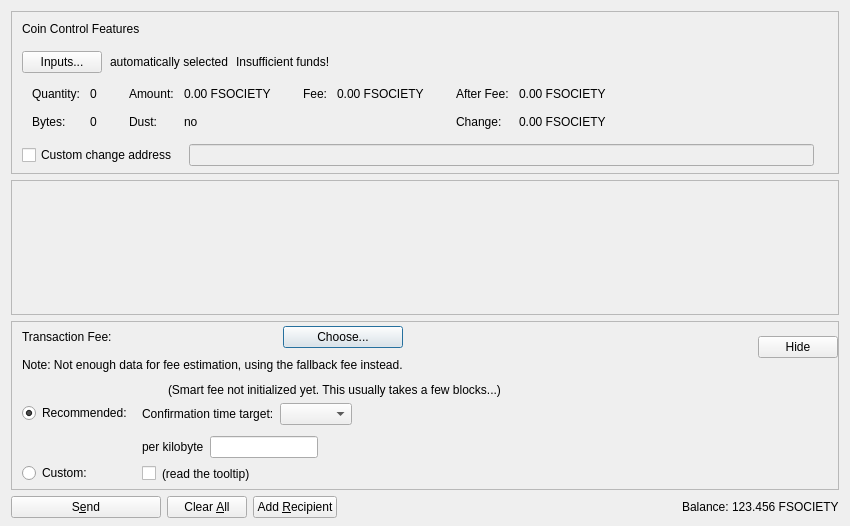
This is src/qt/forms/sendcoinsdialog.ui in nudicoinchain/nudicoin as Qt 5 draws it before an edit. The edited form follows.
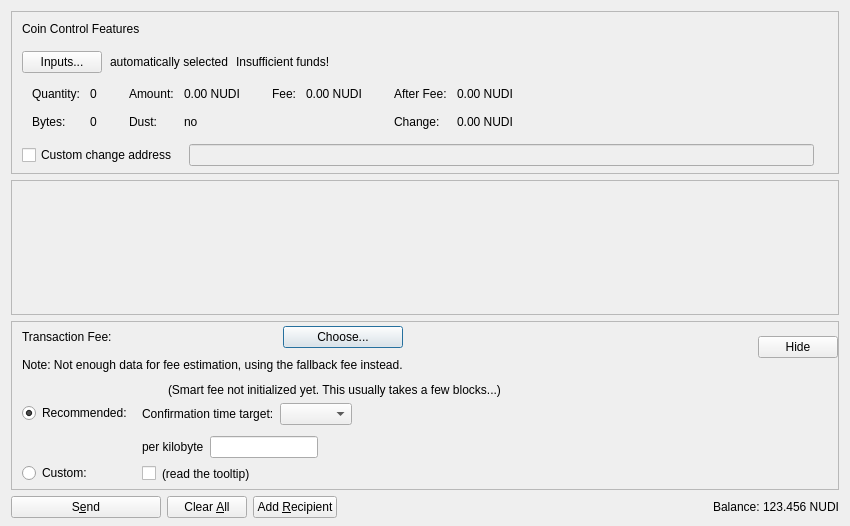
This is the edited form. Custom widgets are drawn as their Qt base class.

Diff of the .ui file:
```diff
--- a/src/qt/forms/sendcoinsdialog.ui
+++ b/src/qt/forms/sendcoinsdialog.ui
@@ -288,7 +288,7 @@
                   <enum>Qt::ActionsContextMenu</enum>
                  </property>
                  <property name="text">
-                  <string notr="true">0.00 FSOCIETY</string>
+                  <string notr="true">0.00 NUDI</string>
                  </property>
                  <property name="textInteractionFlags">
                   <set>Qt::LinksAccessibleByMouse|Qt::TextSelectableByKeyboard|Qt::TextSelectableByMouse</set>
@@ -356,7 +356,7 @@
                   <enum>Qt::ActionsContextMenu</enum>
                  </property>
                  <property name="text">
-                  <string notr="true">0.00 FSOCIETY</string>
+                  <string notr="true">0.00 NUDI</string>
                  </property>
                  <property name="textInteractionFlags">
                   <set>Qt::LinksAccessibleByMouse|Qt::TextSelectableByKeyboard|Qt::TextSelectableByMouse</set>
@@ -401,7 +401,7 @@
                   <enum>Qt::ActionsContextMenu</enum>
                  </property>
                  <property name="text">
-                  <string notr="true">0.00 FSOCIETY</string>
+                  <string notr="true">0.00 NUDI</string>
                  </property>
                  <property name="textInteractionFlags">
                   <set>Qt::LinksAccessibleByMouse|Qt::TextSelectableByKeyboard|Qt::TextSelectableByMouse</set>
@@ -424,7 +424,7 @@
                   <enum>Qt::ActionsContextMenu</enum>
                  </property>
                  <property name="text">
-                  <string notr="true">0.00 FSOCIETY</string>
+                  <string notr="true">0.00 NUDI</string>
                  </property>
                  <property name="textInteractionFlags">
                   <set>Qt::LinksAccessibleByMouse|Qt::TextSelectableByKeyboard|Qt::TextSelectableByMouse</set>
@@ -1156,7 +1156,7 @@
           <cursorShape>IBeamCursor</cursorShape>
          </property>
          <property name="text">
-          <string notr="true">123.456 FSOCIETY</string>
+          <string notr="true">123.456 NUDI</string>
          </property>
          <property name="textInteractionFlags">
           <set>Qt::LinksAccessibleByMouse|Qt::TextSelectableByKeyboard|Qt::TextSelectableByMouse</set>
```
